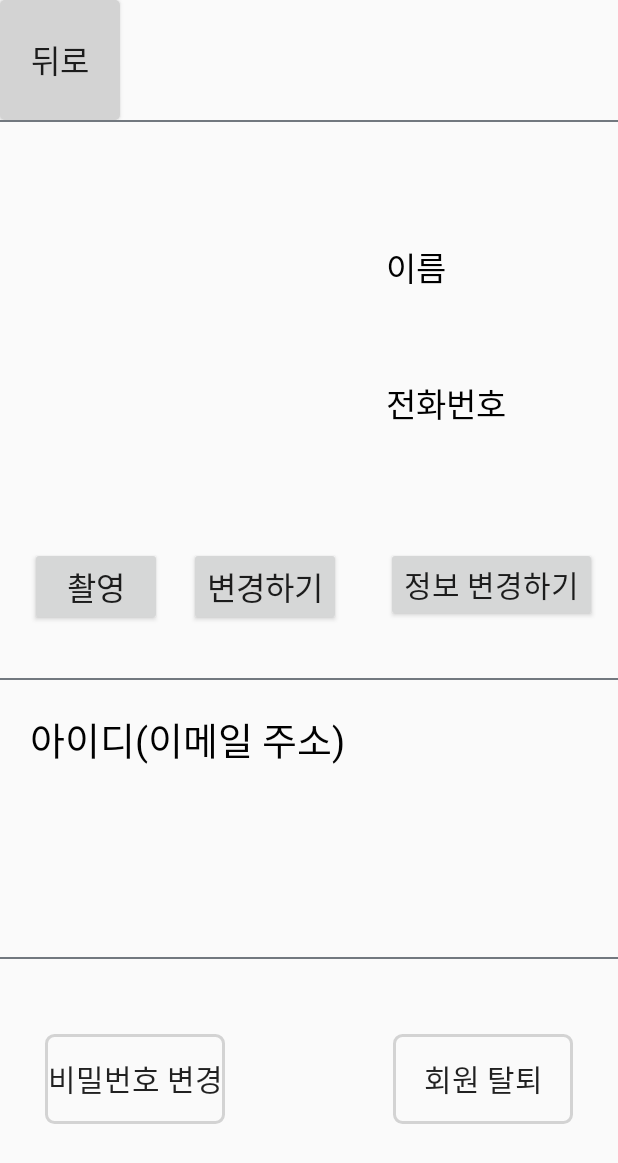
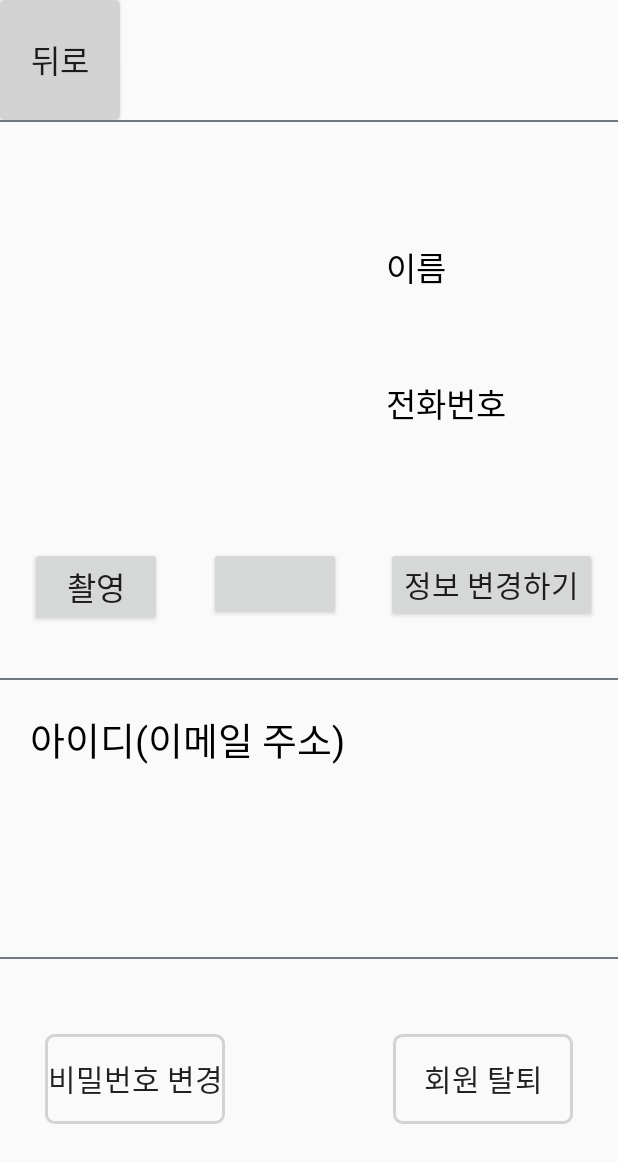
Before and after one commit to eaststarmmt/easy-connect, an Android app: the Page_mypage screen opened directly, with no data from a screen before it, on a phone screen of 412 x 824 dp. Shown: the top 1163 px of the screen. Run offline under Robolectric (Android 15) with nearby library versions, the phone set to English and light mode, and no system bars; our stand-ins replace Firebase (no records; nobody signed in at launch, a user with empty details on screens opened directly).

Commit message:
Update activity_page_mypage.xml

```diff
--- a/app/src/main/res/layout/activity_page_mypage.xml
+++ b/app/src/main/res/layout/activity_page_mypage.xml
@@ -86,7 +86,7 @@
                         android:layout_marginTop="5dp"
                         android:layout_marginBottom="15dp"
                         android:textSize="21dp"
-                        android:text="변경하기"/>
+                        android:text=""/>
 
                 </RelativeLayout>
 
```
